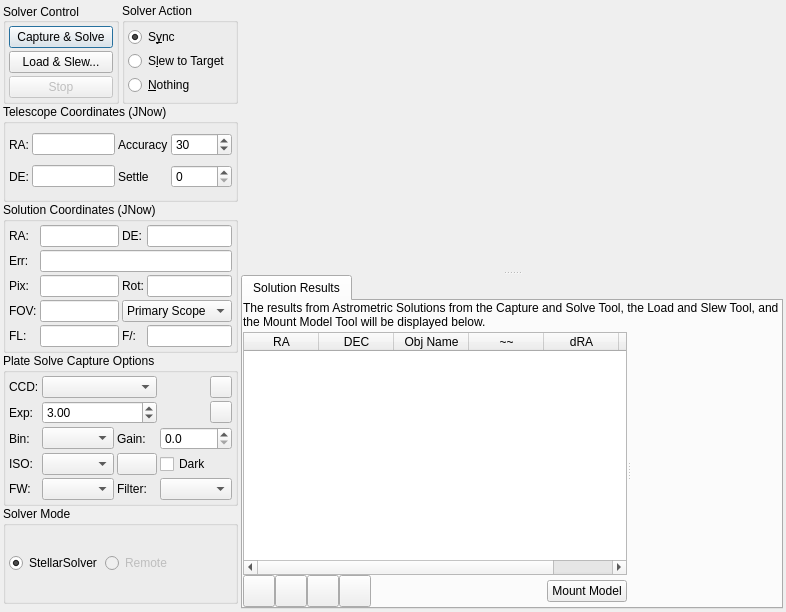
Above: kstars/ekos/align/align.ui from KDE/kstars before the change. Below: the same form after it.
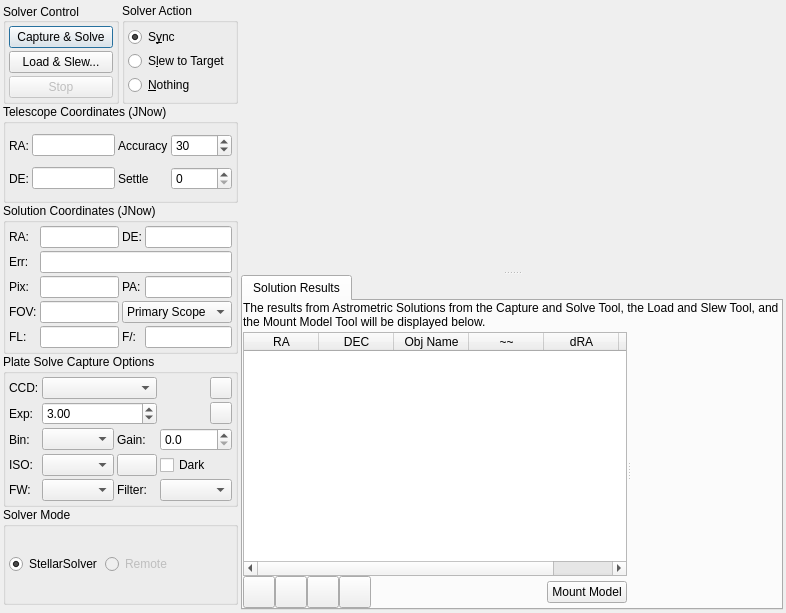
That is the form after the change. Icons and pictures are not drawn. Custom widgets are drawn as their Qt base class.

Commit message: Use PA instead of rotation to be consistent with rest of KStars notations

Diff of the .ui file:
```diff
--- a/kstars/ekos/align/align.ui
+++ b/kstars/ekos/align/align.ui
@@ -7,7 +7,7 @@
     <x>0</x>
     <y>0</y>
     <width>786</width>
-    <height>612</height>
+    <height>613</height>
    </rect>
   </property>
   <layout class="QHBoxLayout" name="primaryLayout" stretch="1,3">
@@ -408,7 +408,7 @@
            <string>Image rotation angle, East of North</string>
           </property>
           <property name="text">
-           <string>Rot:</string>
+           <string>PA:</string>
           </property>
          </widget>
         </item>
@@ -869,49 +869,31 @@
                <property name="text">
                 <string>RA</string>
                </property>
-               <property name="textAlignment">
-                <set>AlignCenter</set>
-               </property>
               </column>
               <column>
                <property name="text">
                 <string>DEC</string>
                </property>
-               <property name="textAlignment">
-                <set>AlignCenter</set>
-               </property>
               </column>
               <column>
                <property name="text">
                 <string>Obj Name</string>
                </property>
-               <property name="textAlignment">
-                <set>AlignCenter</set>
-               </property>
               </column>
               <column>
                <property name="text">
                 <string>~~</string>
                </property>
-               <property name="textAlignment">
-                <set>AlignCenter</set>
-               </property>
               </column>
               <column>
                <property name="text">
                 <string>dRA</string>
                </property>
-               <property name="textAlignment">
-                <set>AlignCenter</set>
-               </property>
               </column>
               <column>
                <property name="text">
                 <string>dDE</string>
                </property>
-               <property name="textAlignment">
-                <set>AlignCenter</set>
-               </property>
               </column>
              </widget>
             </item>
```
Left out of the diff: 9 changed lines with no effect on the pictures. The commit also changes 1 other file.
